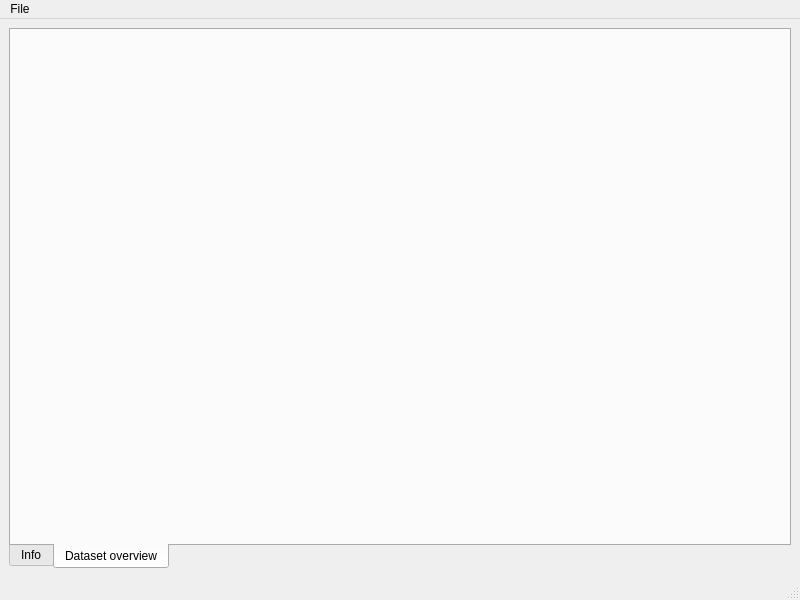
Above: form.ui from Biblbrox/MLDataAnalize before the change. Below: the same form after it.
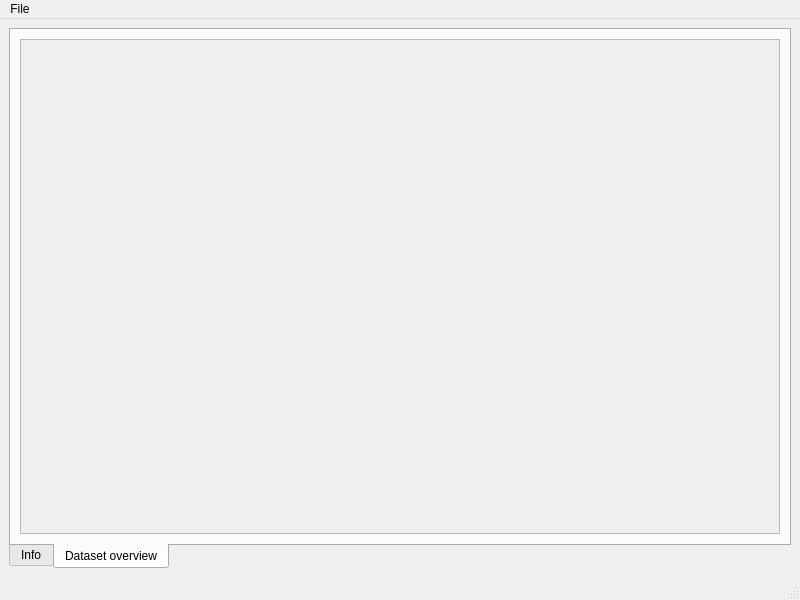
That is the form after the change.

What changed in the file:
```diff
--- a/form.ui
+++ b/form.ui
@@ -37,6 +37,29 @@
        <attribute name="title">
         <string>Dataset overview</string>
        </attribute>
+       <layout class="QVBoxLayout" name="verticalLayout_2">
+        <item>
+         <layout class="QVBoxLayout" name="verticalLayout">
+          <item>
+           <widget class="QScrollArea" name="dataOverviewScroll">
+            <property name="widgetResizable">
+             <bool>true</bool>
+            </property>
+            <widget class="QWidget" name="scrollAreaWidgetContents">
+             <property name="geometry">
+              <rect>
+               <x>0</x>
+               <y>0</y>
+               <width>756</width>
+               <height>482</height>
+              </rect>
+             </property>
+            </widget>
+           </widget>
+          </item>
+         </layout>
+        </item>
+       </layout>
       </widget>
      </widget>
     </item>
```
